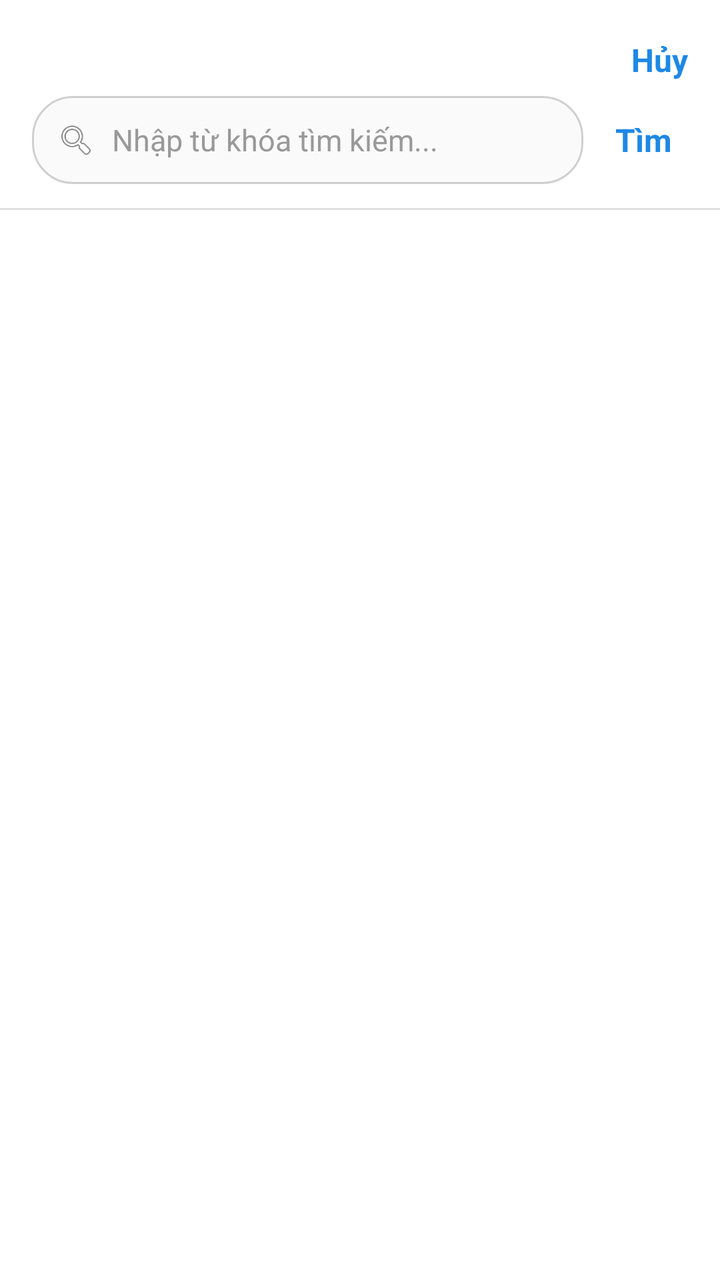
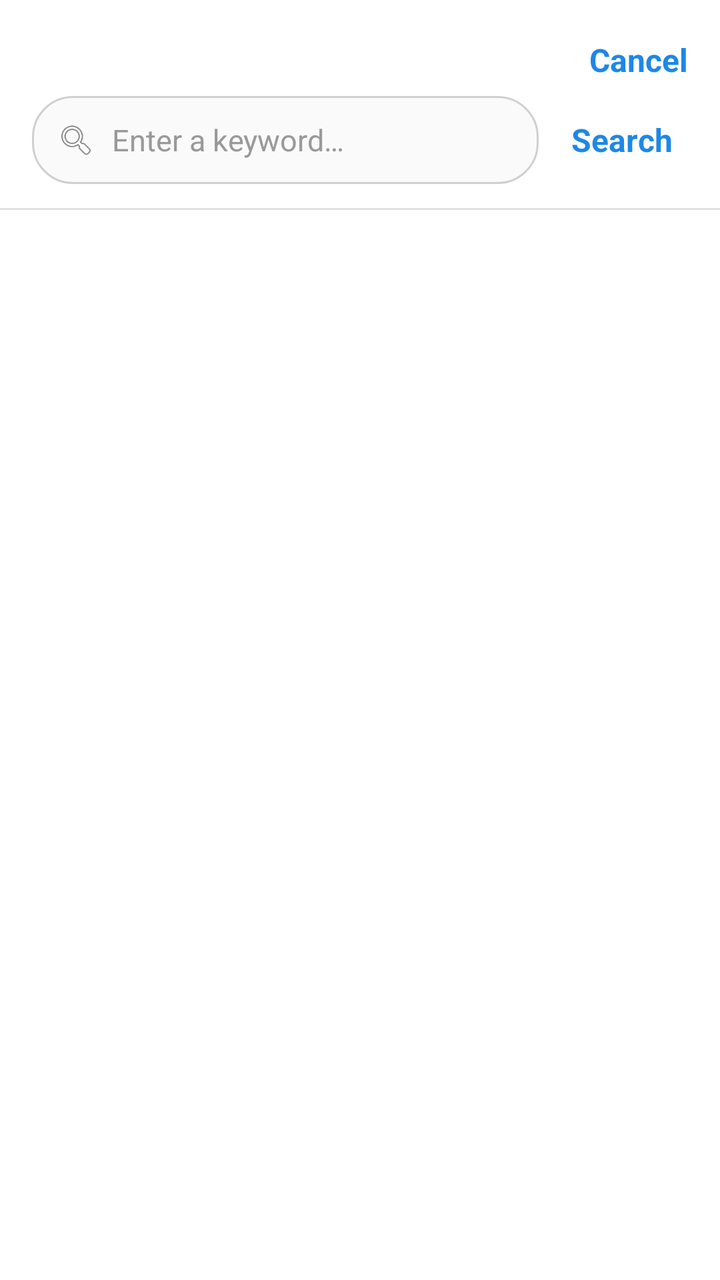

Compare the two renders of this Android layout. The source of the first and the diff that turns it into the second are given below.
<!-- AndroidManifest.xml: application theme Theme.Epub_reader -->
<!-- res/layout/dialog_reader_search_sheet.xml -->
<?xml version="1.0" encoding="utf-8"?>
<LinearLayout xmlns:android="http://schemas.android.com/apk/res/android"
    android:id="@+id/layoutSearchSheet"
    android:layout_width="match_parent"
    android:layout_height="match_parent"
    android:orientation="vertical"
    android:background="@color/white"
    android:paddingTop="12dp">

    
    <RelativeLayout
        android:layout_width="match_parent"
        android:layout_height="36dp"
        android:paddingStart="16dp"
        android:paddingEnd="16dp">

        <TextView
            android:id="@+id/btnCancelTop"
            android:layout_width="wrap_content"
            android:layout_height="wrap_content"
            android:layout_alignParentEnd="true"
            android:layout_centerVertical="true"
            android:text="Hủy"
            android:textColor="#1E88E5"
            android:textSize="16sp"
            android:textStyle="bold"
            android:background="?attr/selectableItemBackgroundBorderless" />
    </RelativeLayout>

    
    <LinearLayout
        android:layout_width="match_parent"
        android:layout_height="44dp"
        android:orientation="horizontal"
        android:gravity="center_vertical"
        android:paddingStart="16dp"
        android:paddingEnd="16dp"
        android:layout_marginBottom="12dp">

        <LinearLayout
            android:layout_width="0dp"
            android:layout_height="match_parent"
            android:layout_weight="1"
            android:orientation="horizontal"
            android:gravity="center_vertical"
            android:paddingStart="12dp"
            android:paddingEnd="12dp"
            android:background="@drawable/bg_rounded_border">

            <ImageView
                android:id="@+id/btnSearchIcon"
                android:layout_width="20dp"
                android:layout_height="20dp"
                android:src="@android:drawable/ic_menu_search"
                android:contentDescription="Search" />

            <EditText
                android:id="@+id/etSearchQuery"
                android:layout_width="0dp"
                android:layout_height="match_parent"
                android:layout_weight="1"
                android:layout_marginStart="8dp"
                android:layout_marginEnd="8dp"
                android:hint="Nhập từ khóa tìm kiếm..."
                android:textColorHint="#999999"
                android:textColor="#222222"
                android:textSize="15sp"
                android:background="@null"
                android:singleLine="true"
                android:inputType="text"
                android:imeOptions="actionSearch" />

            <ImageView
                android:id="@+id/btnClearSearch"
                android:layout_width="20dp"
                android:layout_height="20dp"
                android:src="@android:drawable/ic_menu_close_clear_cancel"
                android:visibility="gone"
                android:background="?attr/selectableItemBackgroundBorderless"
                android:contentDescription="Clear" />
        </LinearLayout>

        <TextView
            android:id="@+id/btnSubmitSearch"
            android:layout_width="wrap_content"
            android:layout_height="match_parent"
            android:layout_marginStart="8dp"
            android:gravity="center"
            android:paddingStart="8dp"
            android:paddingEnd="8dp"
            android:text="Tìm"
            android:textColor="#1E88E5"
            android:textSize="16sp"
            android:textStyle="bold"
            android:background="?attr/selectableItemBackgroundBorderless" />
    </LinearLayout>

    <View
        android:layout_width="match_parent"
        android:layout_height="1dp"
        android:background="#E0E0E0" />

    
    <androidx.recyclerview.widget.RecyclerView
        android:id="@+id/rvSearchResults"
        android:layout_width="match_parent"
        android:layout_height="0dp"
        android:layout_weight="1"
        android:clipToPadding="false"
        android:paddingBottom="16dp" />

</LinearLayout>
<!-- resources referenced by this layout -->
<resources>
  <color name="white">#FFFFFFFF</color>
  <!-- drawable bg_rounded_border (drawable) -->
  <?xml version="1.0" encoding="utf-8"?>
  <shape xmlns:android="http://schemas.android.com/apk/res/android"
      android:shape="rectangle">
      <solid android:color="#FAFAFA" />
      <stroke
          android:width="1dp"
          android:color="#D0D0D0" />
      <corners android:radius="20dp" />
  </shape>
  <style name="Theme.Epub_reader" parent="Theme.MaterialComponents.DayNight.NoActionBar" />
</resources>

<!-- the commit's change to res/layout/dialog_reader_search_sheet.xml (unified diff, before → after) -->
@@ -20,7 +20,7 @@
             android:layout_height="wrap_content"
             android:layout_alignParentEnd="true"
             android:layout_centerVertical="true"
-            android:text="Hủy"
+            android:text="@string/cancel"
             android:textColor="#1E88E5"
             android:textSize="16sp"
             android:textStyle="bold"
@@ -61,7 +61,7 @@
                 android:layout_weight="1"
                 android:layout_marginStart="8dp"
                 android:layout_marginEnd="8dp"
-                android:hint="Nhập từ khóa tìm kiếm..."
+                android:hint="@string/search_keyword_hint"
                 android:textColorHint="#999999"
                 android:textColor="#222222"
                 android:textSize="15sp"
@@ -88,7 +88,7 @@
             android:gravity="center"
             android:paddingStart="8dp"
             android:paddingEnd="8dp"
-            android:text="Tìm"
+            android:text="@string/search"
             android:textColor="#1E88E5"
             android:textSize="16sp"
             android:textStyle="bold"
<!-- resource entries referenced after the edit -->
@@ -11,6 +11,9 @@
           android:color="#D0D0D0" />
       <corners android:radius="20dp" />
   </shape>
+  <string name="cancel">Cancel</string>
+  <string name="search">Search</string>
+  <string name="search_keyword_hint">Enter a keyword…</string>
   <style name="Theme.Epub_reader" parent="Theme.MaterialComponents.DayNight.NoActionBar" />
 </resources>
 
